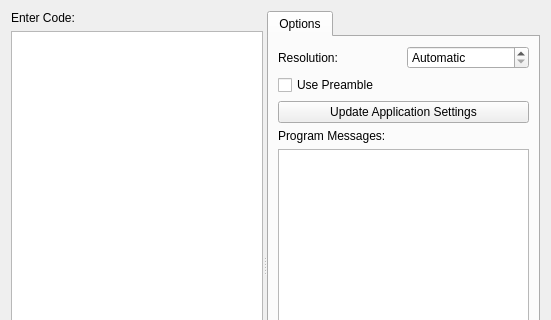
Qt form scribus/latexeditor.ui (scribusproject/scribus) before a commit; both pictures show x 0 to 551 and y 0 to 320 of the 551 by 558 pixel window.
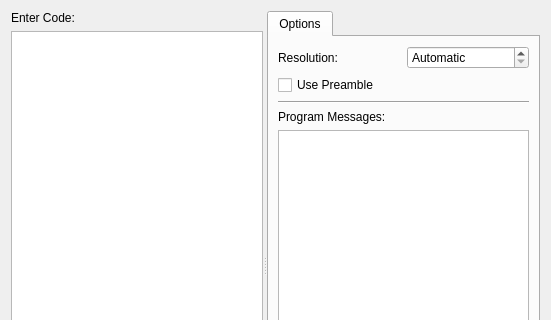
The same form after that commit.

Patch:
```diff
--- a/scribus/latexeditor.ui
+++ b/scribus/latexeditor.ui
@@ -94,9 +94,9 @@
          </widget>
         </item>
         <item>
-         <widget class="QPushButton" name="updateAppSettingsPushButton" >
-          <property name="text" >
-           <string>Update Application Settings</string>
+         <widget class="Line" name="line" >
+          <property name="orientation" >
+           <enum>Qt::Horizontal</enum>
           </property>
          </widget>
         </item>
```
Left out of the diff: 1 changed line with no effect on the pictures.
